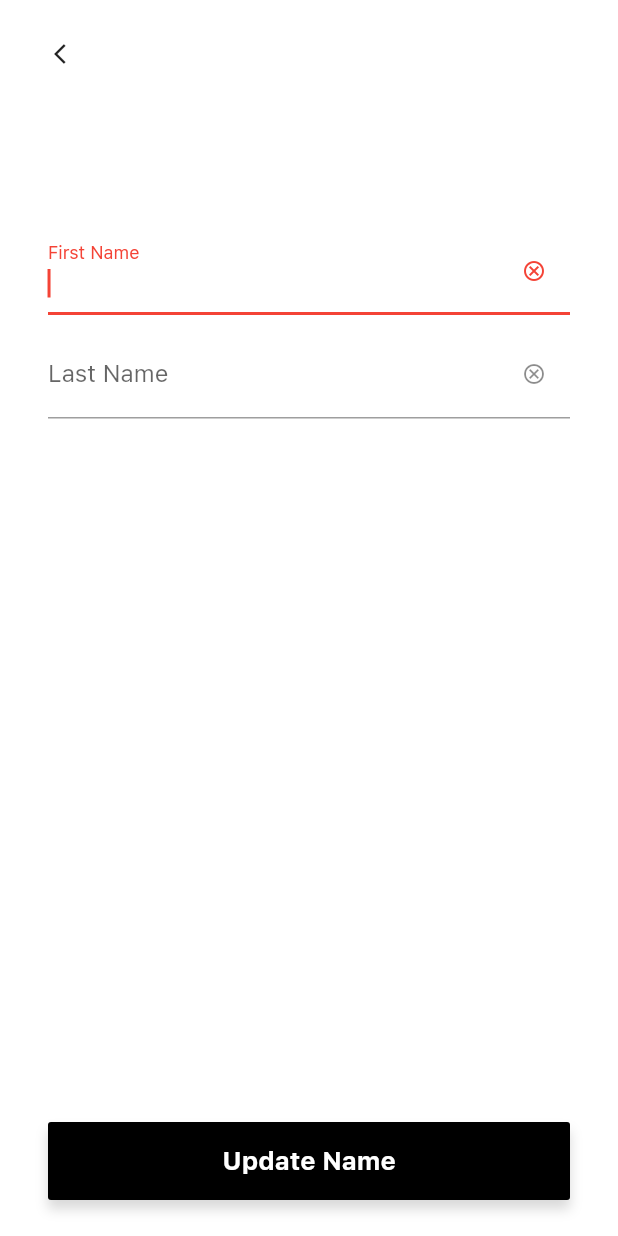
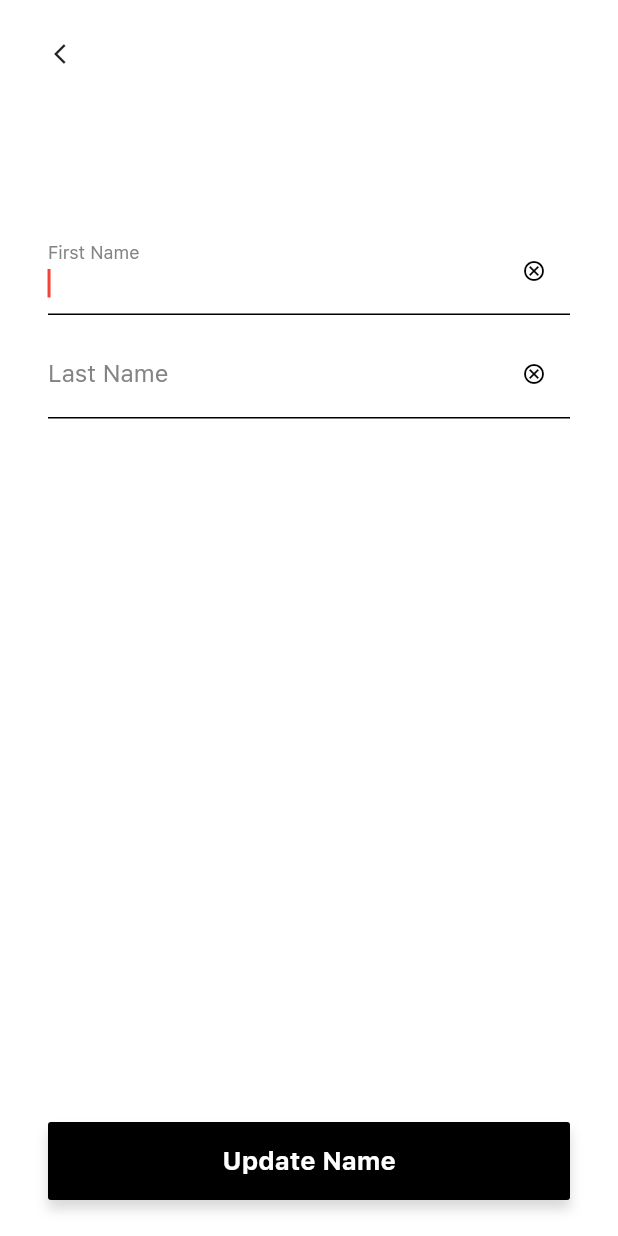
Before and after one commit to cornell-dti/carriage-driver, a Flutter app: the EditName screen opened directly with empty values, on a phone screen of 412 x 824 dp. Run offline on Flutter 3.47's test engine with Material 2 defaults, Android fonts, the phone set to English and light mode, and no system bars; drawn by our look-alikes of loading_overlay; our stand-ins replace flutter_secure_storage, flutter_svg, google_sign_in, image_picker, jwt_decoder, wakelock; missing offline and left inert: geolocation, speech_bubble; accounts and stored records are empty; project files that could hold a hidden picture were left out.

Commit message:
Changed edit field color to match designs

```diff
--- a/lib/pages/Profile.dart
+++ b/lib/pages/Profile.dart
@@ -345,10 +345,12 @@ class _EditNameState extends State<EditName> {
                                   onFieldSubmitted: (value) { focus.nextFocus(); },
                                   decoration: InputDecoration(
                                     labelText: 'First Name',
-
+                                    labelStyle: TextStyle(color: CarriageTheme.gray2),
+                                    focusedBorder: UnderlineInputBorder(borderSide: BorderSide(color: Colors.black)),
+                                    enabledBorder: UnderlineInputBorder(borderSide: BorderSide(color: Colors.black)),
                                     suffixIcon: IconButton(
                                       onPressed: firstNameCtrl.clear,
-                                      icon: Icon(Icons.cancel_outlined, size: 16),
+                                      icon: Icon(Icons.cancel_outlined, size: 16, color: Colors.black),
                                     ),
                                   ),
                                   validator: (input) {
@@ -364,9 +366,12 @@ class _EditNameState extends State<EditName> {
                                   textInputAction: TextInputAction.go,
                                   decoration: InputDecoration(
                                     labelText: 'Last Name',
+                                    labelStyle: TextStyle(color: CarriageTheme.gray2),
+                                    focusedBorder: UnderlineInputBorder(borderSide: BorderSide(color: Colors.black)),
+                                    enabledBorder: UnderlineInputBorder(borderSide: BorderSide(color: Colors.black)),
                                     suffixIcon: IconButton(
                                       onPressed: lastNameCtrl.clear,
-                                      icon: Icon(Icons.cancel_outlined, size: 16),
+                                      icon: Icon(Icons.cancel_outlined, size: 16, color: Colors.black),
                                     ),
                                   ),
                                   validator: (input) {
@@ -452,9 +457,12 @@ class _EditPhoneNumberState extends State<EditPhoneNumber> {
                             keyboardType: TextInputType.number,
                             decoration: InputDecoration(
                               labelText: 'Phone Number',
+                              labelStyle: TextStyle(color: CarriageTheme.gray2),
+                              focusedBorder: UnderlineInputBorder(borderSide: BorderSide(color: Colors.black)),
+                              enabledBorder: UnderlineInputBorder(borderSide: BorderSide(color: Colors.black)),
                               suffixIcon: IconButton(
                                 onPressed: phoneNumberCtrl.clear,
-                                icon: Icon(Icons.cancel_outlined, size: 16),
+                                icon: Icon(Icons.cancel_outlined, size: 16, color: Colors.black),
                               ),
                             ),
                             validator: (input) {
```
